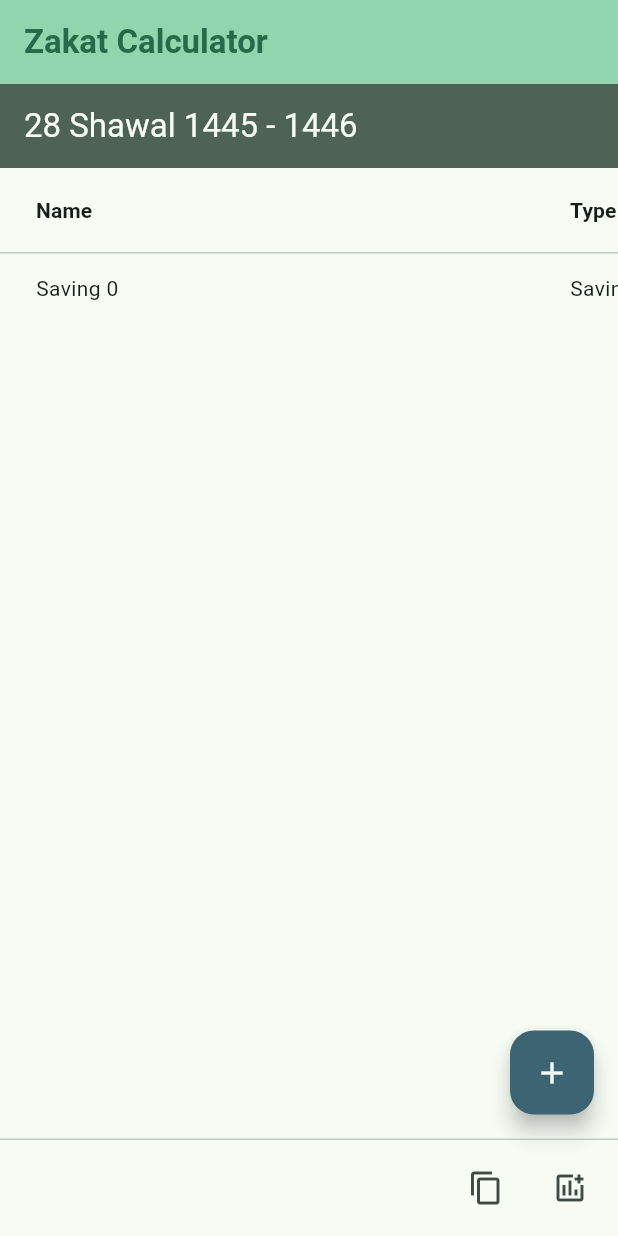
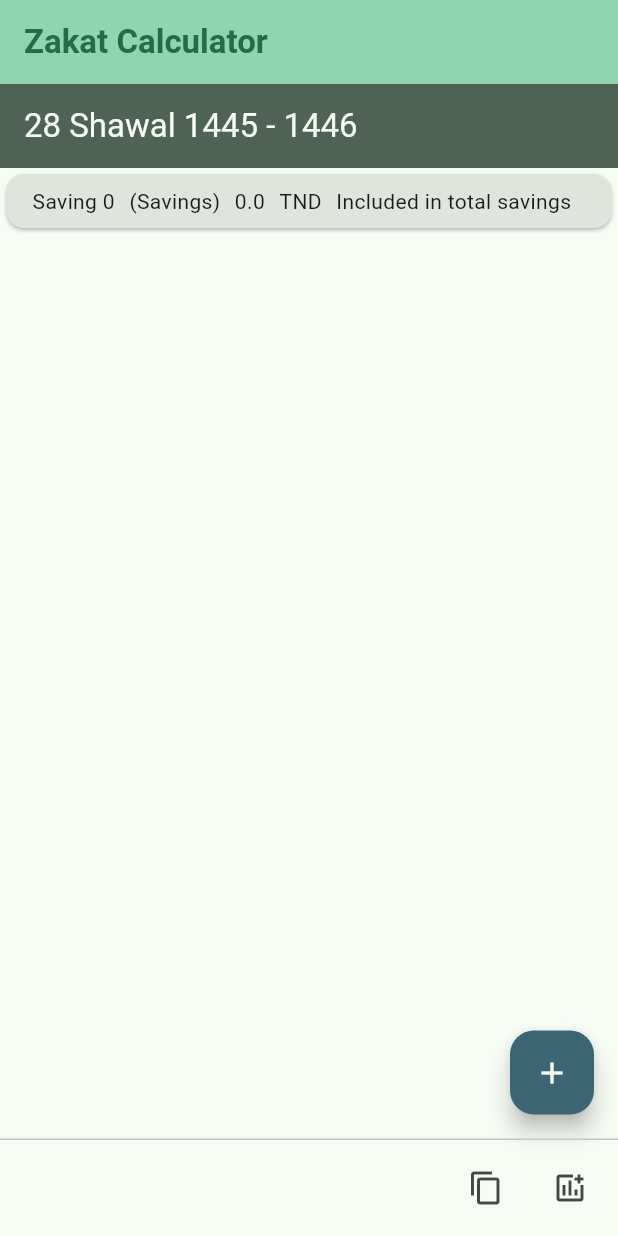
Before and after one commit to Dev-Now/zakaty, a Flutter app: the screen it shows after launch, after a tap on the "add" icon, on a phone screen of 412 x 824 dp. Run offline on Flutter 3.47's test engine with Material 3 defaults, Android fonts, the phone set to English and light mode, and no system bars.

Commit message:
[wip] working on calculation sheet layout

```diff
--- a/lib/presentation/widgets/amount_widget.dart
+++ b/lib/presentation/widgets/amount_widget.dart
@@ -33,14 +33,20 @@ class _AmountWidgetState extends State<AmountWidget> {
 
   @override
   Widget build(BuildContext context) {
-    return Padding(
-      padding: const EdgeInsets.symmetric(vertical: 1.0),
+    var theme = Theme.of(context);
+
+    return Card(
+      color: theme.colorScheme.surfaceContainerHighest,
+      child: Padding(
+        padding: const EdgeInsets.all(8.0),
         child: Row(
-        mainAxisAlignment: MainAxisAlignment.spaceBetween,
+          mainAxisAlignment: MainAxisAlignment.spaceEvenly,
           children: [
-          Text(widget.amount.getFullTypeName()),
-          Text("${widget.amount.value}"),
+            Text(widget.amount.name),
+            Text('(${widget.amount.getFullTypeName()})'),
+            Text('${widget.amount.value}'),
             Text(widget.amount.currency),
+            Text(widget.amount.isSaving() ? 'Included in total savings' : 'Not included in total savings'), // !!!TODO... use card background color instead!
             Visibility(
               visible: widget.amount.type == AmountType.advancedZakatPortion,
               child: Switch(
@@ -49,7 +55,8 @@ class _AmountWidgetState extends State<AmountWidget> {
               ),
             ),
           ],
-      )
+        ),
+      ),
     );
   }
 }
--- a/lib/presentation/widgets/calculation_sheet.dart
+++ b/lib/presentation/widgets/calculation_sheet.dart
@@ -1,4 +1,5 @@
 import 'package:flutter/material.dart';
+import 'package:zakaty/presentation/widgets/amount_widget.dart';
 import '../../models/amount.dart';
 
 class CalculationSheet extends StatefulWidget {
@@ -53,12 +54,6 @@ class _CalculationSheetState extends State<CalculationSheet> {
   Widget build(BuildContext context) {
     var theme = Theme.of(context);
 
-    var defaultColWidth = 300.0;
-    var typeColWidth = 100.0;
-    var currencyColWidth = 60.0;
-    var includedColWidth = 60.0;
-    var editColWidth = 50.0;
-
     return Scaffold(
       appBar: AppBar(
         backgroundColor: theme.colorScheme.secondary,
@@ -66,102 +61,14 @@ class _CalculationSheetState extends State<CalculationSheet> {
         title: Text(widget.title),
       ),
 
-      body: Column(
-        children: [
-          // scrollable list of amounts
-          Expanded(
-            child: SingleChildScrollView(
-              child: Center(
-                child: DataTable(
-                  columns: [
-                    DataColumn(
-                      label: SizedBox(
-                        width: defaultColWidth,
-                        child: Text("Name", style: TextStyle(fontWeight: FontWeight.bold))
-                      )
-                    ),
-                    DataColumn(
-                      label: SizedBox(
-                        width: typeColWidth,
-                        child: Text("Type", style: TextStyle(fontWeight: FontWeight.bold))
-                      )
-                    ),
-                    DataColumn(
-                      label: SizedBox(
-                        width: defaultColWidth,
-                        child: Text("Amount", style: TextStyle(fontWeight: FontWeight.bold))
-                      )
-                    ),
-                    DataColumn(
-                      label: SizedBox(
-                        width: currencyColWidth,
-                        child: Text("Currency", style: TextStyle(fontWeight: FontWeight.bold))
-                      )
-                    ),
-                    DataColumn(
-                      label: SizedBox(
-                        width: includedColWidth,
-                        child: Text("Included", style: TextStyle(fontWeight: FontWeight.bold))
-                      )
-                    ),
-                    DataColumn(
-                      label: SizedBox(
-                        width: editColWidth,
-                        child: Center(child: Text("Edit", style: TextStyle(fontWeight: FontWeight.bold)))
-                      )
-                    ),
-                  ],
-                  rows: [
-                    for (var amount in _amounts)
-                      DataRow(cells: [
-                        DataCell(Text(amount.name)),
-                        DataCell(Text(amount.getFullTypeName())),
-                        DataCell(Text('${amount.value}')),
-                        DataCell(Center(child: Text(amount.currency))),
-                        DataCell(Center(child: Text(amount.isSaving() ? 'X' : ''))),
-                        DataCell(
-                          Center(
-                            child: ElevatedButton(
-                              onPressed: _showAmountEditDialog,
-                              child: Icon(Icons.edit),
-                            ),
-                          ),
-                        ),
-                      ]),
-                  ],
-                ),
-              ),
-            ),
-          ),
-
-          // Fixed footer
-          // Container(
-          //   padding: const EdgeInsets.all(25.0),
-          //   decoration: BoxDecoration(
-          //     color: Colors.grey[200],
-          //     border: const Border(top: BorderSide(color: Colors.black, width: 1)),
-          //   ),
-          //   child: Row(
-          //     mainAxisAlignment: MainAxisAlignment.spaceAround,
-          //     children: [
-          //       Column(
-          //         crossAxisAlignment: CrossAxisAlignment.start,
-          //         children: [
-          //           const Text("Total Savings:", style: TextStyle(fontWeight: FontWeight.bold)),
-          //           Text("$_totalSavings TND"),
-          //         ],
-          //       ),
-          //       Column(
-          //         crossAxisAlignment: CrossAxisAlignment.start,
-          //         children: [
-          //           const Text("Zakat (2.5%):", style: TextStyle(fontWeight: FontWeight.bold)),
-          //           Text("$_zakat TND"),
-          //         ],
-          //       ),
-          //     ],
-          //   ),
-          // ),
-        ],
+      body: ListView.builder(
+        itemCount: _amounts.length,
+        itemBuilder: (context, index) {
+          return AmountWidget(
+                amount: _amounts[index],
+                onToggleIncludedInSavings: (isIncluded) => _updateAmount(index, isIncluded),
+            );
+        },
       ),
 
       floatingActionButton: FloatingActionButton(
```
Also changed, not shown: lib/presentation/widgets/calculation_sheet_old.dart (added, +176 -0 lines). Lines whose indentation alone changed are shown as unchanged.
